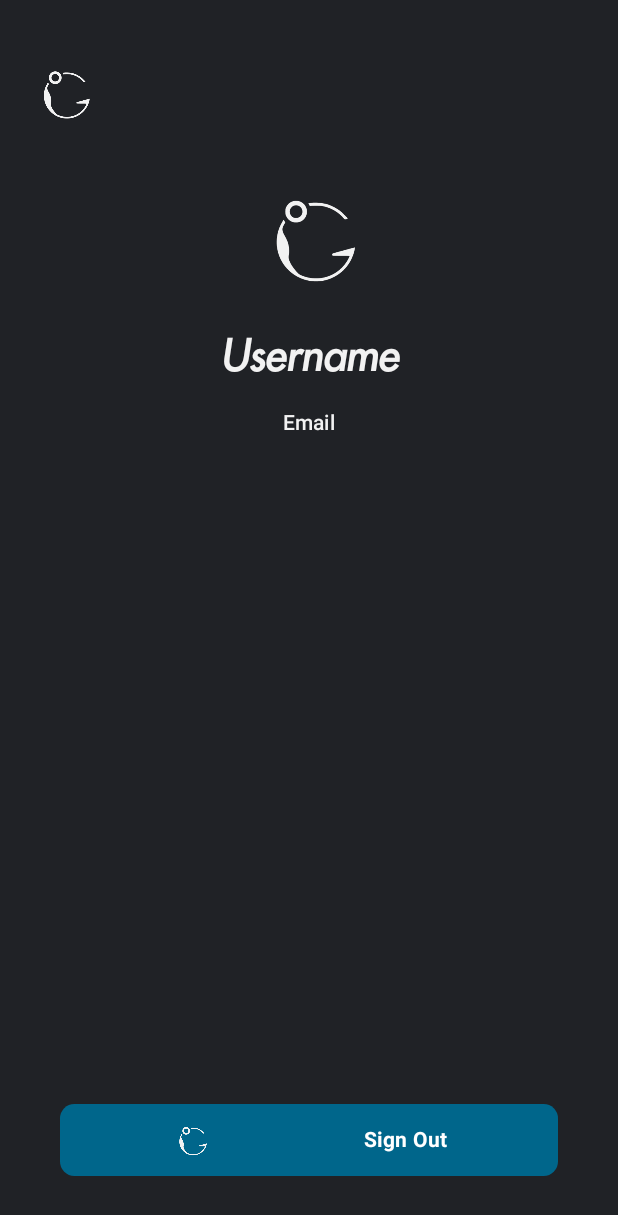
After one commit to EpicBlue1/GlobeGuru, an Android app built with Jetpack Compose: the ProfileScreen screen opened through its navigation route, on a phone screen of 412 x 824 dp. The commit adds this screen. Shown: the top 1215 px of the screen. Run offline under Robolectric (Android 15) with nearby library versions, the phone set to English and light mode, and no system bars; our stand-ins replace Firebase (no records; nobody signed in at launch, a user with empty details on screens opened directly); libraries missing offline, so code that uses them is left out: com.gandiva.neumorphic; 7 statements that could not run were skipped.

Commit message:
Firebase Chats, navigation and Profile page

```diff
--- a/app/build.gradle
+++ b/app/build.gradle
@@ -59,6 +59,7 @@ dependencies {
     implementation 'androidx.compose.material3:material3'
     implementation 'com.google.firebase:firebase-auth-ktx'
     implementation platform('com.google.firebase:firebase-bom:32.0.0')
+    implementation 'com.google.firebase:firebase-firestore-ktx'
     testImplementation 'junit:junit:4.13.2'
     androidTestImplementation 'androidx.test.ext:junit:1.1.5'
     androidTestImplementation 'androidx.test.espresso:espresso-core:3.5.1'
--- a/app/src/main/java/com/example/globeguru/Navigation.kt
+++ b/app/src/main/java/com/example/globeguru/Navigation.kt
@@ -9,6 +9,7 @@ import androidx.navigation.compose.rememberNavController
 import com.example.globeguru.ViewModels.AuthViewModel
 import com.example.globeguru.screens.ConversationScreen
 import com.example.globeguru.screens.LoginScreen
+import com.example.globeguru.screens.ProfileScreen
 import com.example.globeguru.screens.RegisterScreen
 
 enum class AuthRoutes {
@@ -71,7 +72,25 @@ fun Navigation(
                 authViewModel = authViewModel)
         }
         composable(route = Routes.Conversations.name){
-            ConversationScreen()
+            ConversationScreen(navToProfile = {
+                navController.navigate(Routes.Profile.name){
+                    launchSingleTop = true
+                }
+            })
+        }
+
+        composable(route = Routes.Profile.name){
+            ProfileScreen(navSignOut = {
+            navController.navigate(AuthRoutes.Login.name){
+                launchSingleTop = true
+                popUpTo(route = Routes.Conversations.name)
+            } }, navBack = {
+                    navController.navigate(Routes.Conversations.name){
+                        launchSingleTop = true
+                        popUpTo(route = Routes.Conversations.name)
+                    }
+                }
+            )
         }
     }
 }
--- /dev/null
+++ b/app/src/main/java/com/example/globeguru/ViewModels/ConvoViewModel.kt
@@ -0,0 +1,34 @@
+package com.example.globeguru.ViewModels
+
+import androidx.compose.runtime.mutableStateListOf
+import androidx.lifecycle.ViewModel
+import androidx.lifecycle.viewModelScope
+import com.example.globeguru.models.Conversations
+import com.example.globeguru.repositories.FireStoreRepo
+import kotlinx.coroutines.launch
+import androidx.compose.runtime.getValue
+import androidx.compose.runtime.mutableStateOf
+import androidx.compose.runtime.setValue
+
+class ConvoViewModel(
+    private val repo: FireStoreRepo = FireStoreRepo()
+):ViewModel() {
+
+    private val _chatList = mutableStateListOf<Conversations>()
+    val chatList: List<Conversations> = _chatList
+
+    //get convos on initialization
+    init{
+        getChats()
+    }
+
+    fun getChats() = viewModelScope.launch{
+        repo.getAllChats() {
+            data-> if(data != null){
+                for(document in data){
+                    _chatList.add(document)
+                }
+            }
+        }
+    }
+}
--- a/app/src/main/java/com/example/globeguru/models/Conversations.kt
+++ b/app/src/main/java/com/example/globeguru/models/Conversations.kt
@@ -7,6 +7,7 @@ data class Conversations(
     val name: String = "",
     val image:  String = "",
     val countryImage:  String = "",
+    val countryOrigin: String = "",
     val totalMessages: Int = 0,
     val modifierCon: Modifier = Modifier,
 )
--- /dev/null
+++ b/app/src/main/java/com/example/globeguru/repositories/FireStoreRepo.kt
@@ -0,0 +1,43 @@
+package com.example.globeguru.repositories
+
+import android.util.Log
+import com.example.globeguru.models.Conversations
+import com.example.globeguru.models.User
+import com.google.firebase.firestore.ktx.firestore
+import com.google.firebase.ktx.Firebase
+import kotlinx.coroutines.tasks.await
+
+const val USER_REF = "users"
+const val CONV_REF = "chats"
+
+class FireStoreRepo {
+    val db = Firebase.firestore
+
+    private val userRef = db.collection(USER_REF)
+    private val chatsRef = db.collection(CONV_REF)
+
+    fun createUserInDb(uid: String, traveller: Boolean, username: String, email: String, onSuccess: (Boolean)-> Unit){
+        userRef.document(uid)
+            .set(User(id= uid, username = username, email = email, profileImage = "", traveller = traveller))
+            .addOnSuccessListener {
+                onSuccess.invoke(true)
+                Log.d("AAA Login Success: ", it.toString())
+            }
+            .addOnFailureListener{
+                onSuccess.invoke(false)
+                Log.d("AAA Login failure: ", it.localizedMessage)
+            }
+    }
+
+    suspend fun getAllChats(onSuccess: (List<Conversations>?)-> Unit){
+        chatsRef.orderBy("name").get()
+            .addOnSuccessListener {
+                onSuccess(it.toObjects(Conversations::class.java))
+                Log.d("AAA Chats Success: ", it.toString())
+            }
+            .addOnFailureListener{
+                onSuccess(null)
+                Log.d("AAA chats failure: ", it.localizedMessage)
+            }.await()
+    }
+}
--- a/app/src/main/java/com/example/globeguru/screens/ConversationScreen.kt
+++ b/app/src/main/java/com/example/globeguru/screens/ConversationScreen.kt
@@ -3,6 +3,7 @@ package com.example.globeguru.screens
 import androidx.compose.foundation.ExperimentalFoundationApi
 import androidx.compose.foundation.Image
 import androidx.compose.foundation.background
+import androidx.compose.foundation.clickable
 import androidx.compose.foundation.layout.Arrangement
 import androidx.compose.foundation.layout.Column
 import androidx.compose.foundation.layout.PaddingValues
@@ -16,8 +17,10 @@ import androidx.compose.foundation.lazy.LazyColumn
 import androidx.compose.foundation.lazy.grid.GridCells
 import androidx.compose.foundation.lazy.grid.LazyHorizontalGrid
 import androidx.compose.foundation.lazy.grid.LazyVerticalGrid
+import androidx.compose.foundation.lazy.items
 import androidx.compose.foundation.lazy.staggeredgrid.LazyVerticalStaggeredGrid
 import androidx.compose.foundation.lazy.staggeredgrid.StaggeredGridCells
+import androidx.compose.foundation.lazy.staggeredgrid.items
 import androidx.compose.material3.Card
 import androidx.compose.material3.MaterialTheme
 import androidx.compose.material3.Text
@@ -28,7 +31,9 @@ import androidx.compose.ui.graphics.Color
 import androidx.compose.ui.res.painterResource
 import androidx.compose.ui.tooling.preview.Preview
 import androidx.compose.ui.unit.dp
+import androidx.lifecycle.ViewModel
 import com.example.globeguru.R
+import com.example.globeguru.ViewModels.ConvoViewModel
 import com.example.globeguru.composables.ConversationCard
 import com.example.globeguru.models.Conversations
 import com.example.globeguru.ui.theme.GlobeGuruTheme
@@ -38,7 +43,11 @@ import com.example.globeguru.ui.theme.appWhite
 
 @OptIn(ExperimentalFoundationApi::class)
 @Composable
-fun ConversationScreen(){
+fun ConversationScreen(
+    viewModel: ConvoViewModel = ConvoViewModel(),
+    navToProfile: () -> Unit
+){
+    val allChats = viewModel?.chatList ?: listOf<Conversations>()
     Column(modifier = Modifier
         .fillMaxSize()
         .background(appDarkGray), horizontalAlignment = Alignment.CenterHorizontally) {
@@ -48,6 +57,7 @@ fun ConversationScreen(){
             .background(color = appLightGray),
             verticalAlignment = Alignment.CenterVertically, horizontalArrangement = Arrangement.SpaceBetween) {
             Image(modifier = Modifier
+                .clickable { navToProfile.invoke() }
                 .padding(start = 10.dp, top = 10.dp, bottom = 10.dp)
                 .height(80.dp)
                 ,painter = painterResource(id = R.drawable.logo_android),
@@ -60,16 +70,16 @@ fun ConversationScreen(){
             columns = StaggeredGridCells.Fixed(4),
             verticalItemSpacing = 20.dp,
             horizontalArrangement = Arrangement.spacedBy(20.dp),
-            content = {
-            items(count = 10){
-            ConversationCard(Conversations(
-                    name= "",
-                    image= "https://www.splento.com/blog/wp-content/uploads/2020/02/16-1-1.jpg",
-                    totalMessages = 0,
-                    countryImage = "https://www.kindpng.com/picc/m/34-348331_united-kingdom-flag-icon-round-united-kingdom-flag.png"
+        ){
+            items(allChats){chat ->
+                ConversationCard(Conversations(
+                    name= chat.name,
+                    image= chat.image,
+                    totalMessages = chat.totalMessages,
+                    countryImage = chat.countryImage
                 ))
             }
-        })
+        }
     }
 }
 
@@ -77,6 +87,6 @@ fun ConversationScreen(){
 @Composable
 fun ConversationScreenPreview(){
     GlobeGuruTheme {
-        ConversationScreen()
+        ConversationScreen(navToProfile = {})
     }
 }
--- /dev/null
+++ b/app/src/main/java/com/example/globeguru/screens/ProfileScreen.kt
@@ -0,0 +1,139 @@
+package com.example.globeguru.screens
+
+import androidx.compose.foundation.Image
+import androidx.compose.foundation.background
+import androidx.compose.foundation.border
+import androidx.compose.foundation.clickable
+import androidx.compose.foundation.layout.Arrangement
+import androidx.compose.foundation.layout.Box
+import androidx.compose.foundation.layout.Column
+import androidx.compose.foundation.layout.Row
+import androidx.compose.foundation.layout.fillMaxHeight
+import androidx.compose.foundation.layout.fillMaxSize
+import androidx.compose.foundation.layout.fillMaxWidth
+import androidx.compose.foundation.layout.height
+import androidx.compose.foundation.layout.padding
+import androidx.compose.foundation.layout.width
+import androidx.compose.foundation.shape.RoundedCornerShape
+import androidx.compose.material3.Button
+import androidx.compose.material3.ButtonDefaults
+import androidx.compose.material3.MaterialTheme
+import androidx.compose.material3.Text
+import androidx.compose.runtime.Composable
+import androidx.compose.ui.Alignment
+import androidx.compose.ui.Modifier
+import androidx.compose.ui.layout.ContentScale
+import androidx.compose.ui.res.painterResource
+import androidx.compose.ui.text.font.FontWeight
+import androidx.compose.ui.tooling.preview.Preview
+import androidx.compose.ui.unit.dp
+import com.example.globeguru.R
+import com.example.globeguru.ViewModels.AuthViewModel
+import com.example.globeguru.repositories.AuthRepos
+import com.example.globeguru.ui.theme.GlobeGuruTheme
+import com.example.globeguru.ui.theme.appDarkGray
+import com.example.globeguru.ui.theme.appDarkerGray
+import com.example.globeguru.ui.theme.appLightGray
+import com.example.globeguru.ui.theme.appNewBlue
+import com.example.globeguru.ui.theme.appWhite
+import com.gandiva.neumorphic.LightSource
+import com.gandiva.neumorphic.neu
+import com.gandiva.neumorphic.shape.CornerShape
+import com.gandiva.neumorphic.shape.Flat
+import com.gandiva.neumorphic.shape.RoundedCorner
+
+@Composable
+fun ProfileScreen(
+    authViewModel: AuthViewModel? = null,
+    navSignOut: ()-> Unit,
+    navBack:() -> Unit
+){
+
+    val defaultCornerShape: CornerShape = RoundedCorner(12.dp)
+
+    Column(modifier = Modifier
+        .fillMaxSize()
+        .background(appDarkGray)
+        .fillMaxHeight(), verticalArrangement = Arrangement.SpaceBetween
+        ) {
+        Column(modifier = Modifier
+            .fillMaxWidth()
+            .height(320.dp)
+            .background(color = appDarkGray),
+            verticalArrangement = Arrangement.Center, horizontalAlignment = Alignment.CenterHorizontally) {
+            Row(modifier = Modifier.fillMaxWidth().padding(20.dp)) {
+                Box(modifier = Modifier
+                    .clickable { navBack.invoke() }
+                    .neu(
+                        lightShadowColor = appLightGray,
+                        darkShadowColor = appDarkerGray,
+                        shadowElevation = 4.dp,
+                        lightSource = LightSource.LEFT_TOP,
+                        shape = Flat(defaultCornerShape)
+                    )
+//                    .background(color = appLightGray)
+                    .border(width = 2.dp, color = appLightGray, shape = RoundedCornerShape (20))
+                ){
+                    Image(modifier = Modifier
+                        .height(50.dp)
+                        ,painter = painterResource(id = R.drawable.logo_android),
+                        contentDescription = "add icon")
+                }
+            }
+            Image(modifier = Modifier
+                .padding(start = 10.dp, top = 10.dp, bottom = 10.dp)
+                .height(85.dp)
+                ,painter = painterResource(id = R.drawable.logo_android),
+                contentDescription = "add icon")
+            Text(modifier = Modifier.padding(10.dp), text = "Username", style = MaterialTheme.typography.titleLarge, color = appWhite)
+            Text(modifier = Modifier.padding(10.dp), text = "Email", style = MaterialTheme.typography.titleSmall, color = appWhite)
+        }
+
+        Row(modifier = Modifier
+            .fillMaxWidth()
+            .padding(40.dp),
+            verticalAlignment = Alignment.CenterVertically,
+            horizontalArrangement = Arrangement.SpaceBetween
+        ) {
+            Button(
+                modifier = Modifier
+                    .fillMaxWidth()
+                    .neu(
+                        lightShadowColor = appLightGray,
+                        darkShadowColor = appDarkerGray,
+                        shadowElevation = 6.dp,
+                        lightSource = LightSource.LEFT_TOP,
+                        shape = Flat(defaultCornerShape)
+                    ),
+                onClick = { AuthRepos().signOut(); navSignOut.invoke() },
+                shape = RoundedCornerShape(20),
+                colors = ButtonDefaults.buttonColors(
+                    containerColor = appNewBlue)
+            ) {
+                Row(modifier = Modifier.fillMaxWidth(),
+                    verticalAlignment = Alignment.CenterVertically,
+                    horizontalArrangement = Arrangement.SpaceAround
+                ) {
+                    Image(modifier = Modifier
+                        .height(32.dp)
+                        .width(32.dp)
+                        .padding(top = 2.dp),
+                        contentScale = ContentScale.FillHeight,
+                        painter = painterResource(id = R.drawable.logo_android),
+                        contentDescription = "Logo")
+                    Text(modifier = Modifier, fontWeight = FontWeight.Bold, text = "Sign Out")
+                }
+            }
+        }
+
+    }
+
+}
+
+@Preview( showSystemUi = true)
+@Composable
+fun PreviewProfileScreen(){
+    GlobeGuruTheme {
+        ProfileScreen(navBack = {}, navSignOut = {})
+    }
+}
```
Also changed, not shown: app/src/main/java/com/example/globeguru/ViewModels/AuthViewModel.kt (+17 -6 lines), app/src/main/java/com/example/globeguru/models/User.kt (added, +9 -0 lines).
